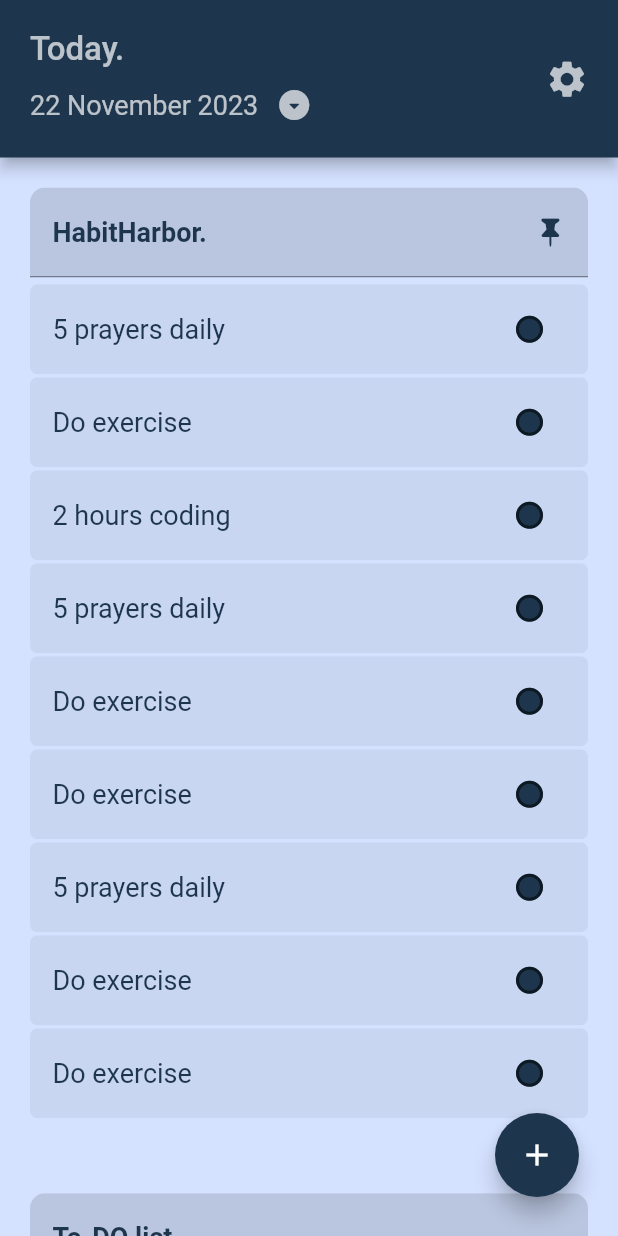
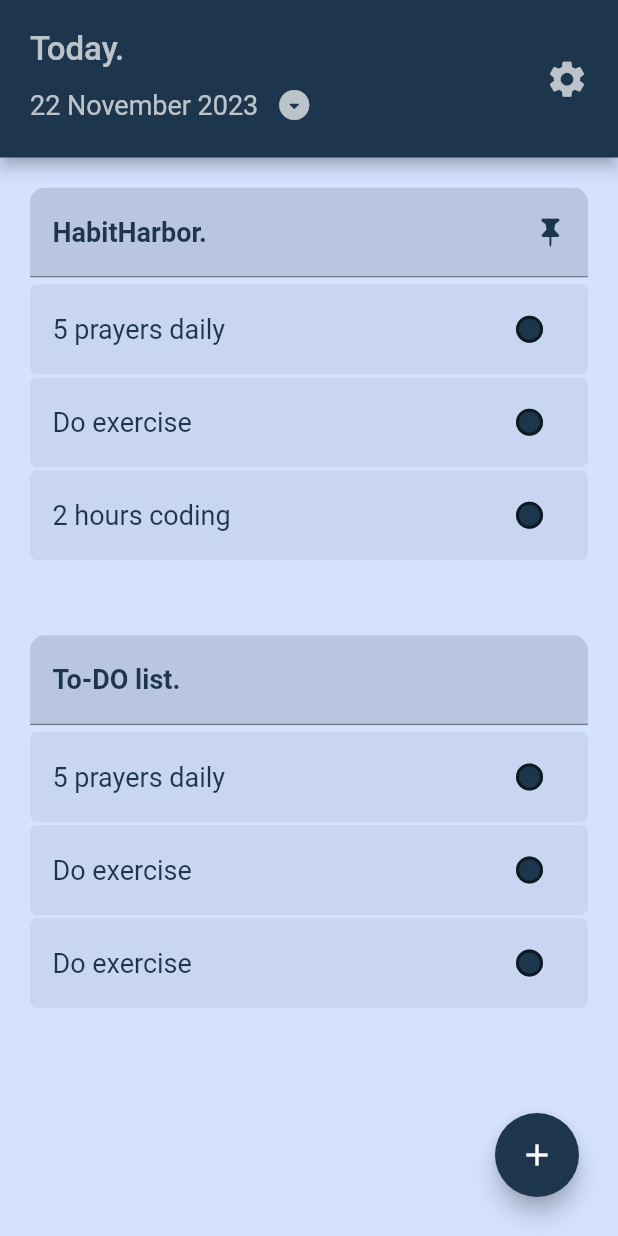
Before and after one commit to Alpha-Ronald/task_tracker-app, a Flutter app: the screen it shows after launch, on a phone screen of 412 x 824 dp. Run offline on Flutter 3.47's test engine with Material 2 defaults, Android fonts, the phone set to English and light mode, and no system bars.

```diff
--- a/lib/custom_homepage_widgets.dart
+++ b/lib/custom_homepage_widgets.dart
@@ -87,12 +87,6 @@ class BuildListView1State extends State<BuildListView1> {
     ['5 prayers daily', false],
     ['Do exercise', false],
     ['2 hours coding', false],
-    ['5 prayers daily', false],
-    ['Do exercise', false],
-    ['Do exercise', false],
-    ['5 prayers daily', false],
-    ['Do exercise', false],
-    ['Do exercise', false],
   ];
 
 //checkbox tapped
--- a/pubspec.yaml
+++ b/pubspec.yaml
@@ -39,6 +39,7 @@ dependencies:
 dev_dependencies:
   flutter_test:
     sdk: flutter
+  provider: ^6.0.4
 
   # The "flutter_lints" package below contains a set of recommended lints to
   # encourage good coding practices. The lint set provided by the package is
```
Also changed, not shown: lib/provider_sm.dart (added), pubspec.lock.
